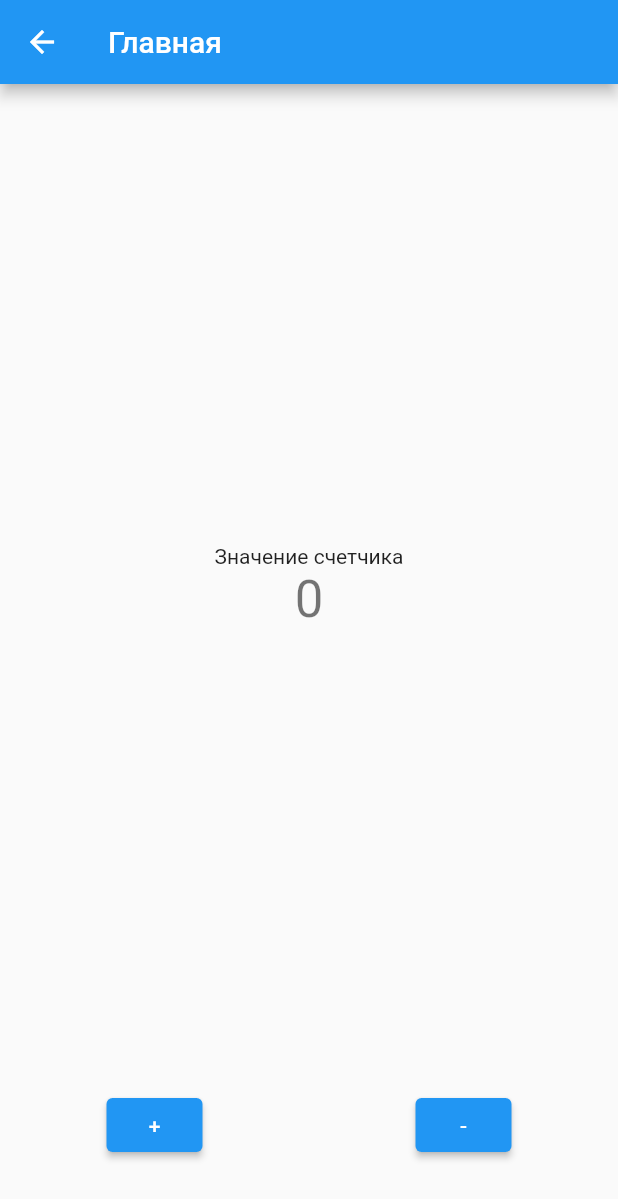
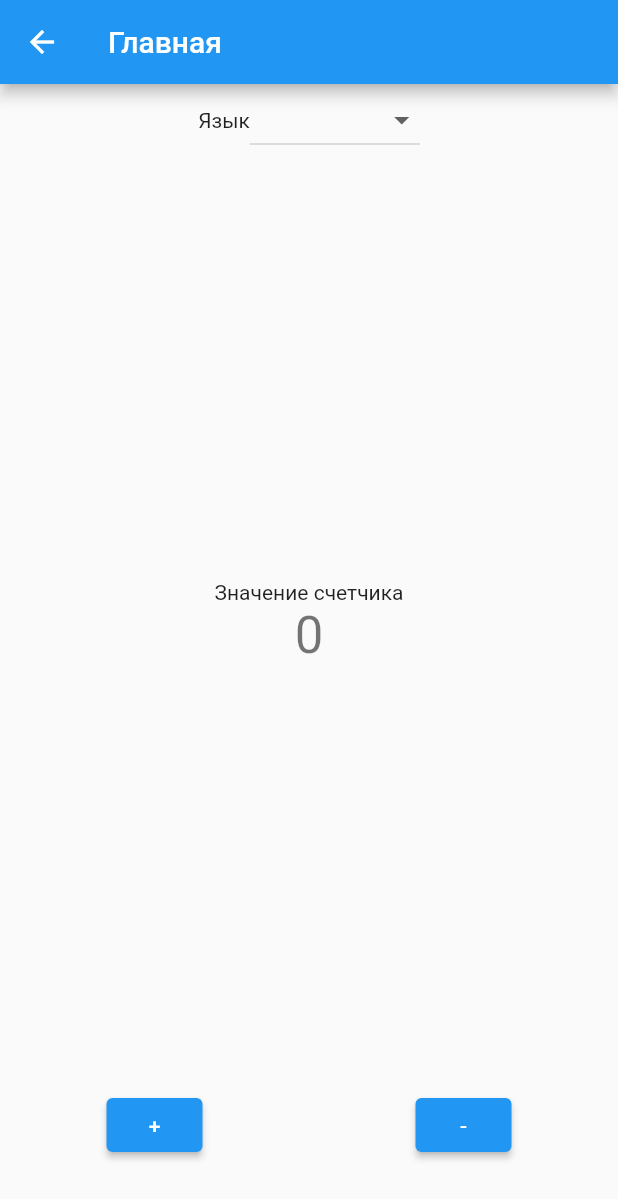
Before and after one commit to eugales/sclp-lessons, a Flutter app: the HomeScreen screen opened directly, on a phone screen of 412 x 824 dp. Shown: the top 1199 px of the screen. Run offline on Flutter 3.47's test engine with Material 2 defaults, Android fonts, the phone set to English and light mode, and no system bars.

Commit message:
lesson 4: added language switcher

```diff
--- a/lib/home_screen.dart
+++ b/lib/home_screen.dart
@@ -23,6 +23,17 @@ class _MyHomePageState extends State<HomeScreen> {
     });
   }
 
+  void languageChange(value) {
+    switch (value) {
+      case 'ru':
+        S.load(const Locale('ru', 'RU'));
+        break;
+      default:
+        S.load(const Locale('en', 'EN'));
+    }
+    setState(() {});
+  }
+
   @override
   Widget build(BuildContext context) {
     return Scaffold(
@@ -34,6 +45,25 @@ class _MyHomePageState extends State<HomeScreen> {
         padding: const EdgeInsets.only(bottom: 50),
         child: Column(
           children: [
+            Row(
+              mainAxisAlignment: MainAxisAlignment.center,
+              children: [
+                Text(S.of(context).language),
+                DropdownButton(
+                  items: [
+                    DropdownMenuItem(
+                      value: 'en',
+                      child: Text(S.of(context).english),
+                    ),
+                    DropdownMenuItem(
+                      value: 'ru',
+                      child: Text(S.of(context).russian),
+                    )
+                  ],
+                  onChanged: languageChange,
+                )
+              ],
+            ),
             Expanded(
               child: Row(
                 children: [
```
